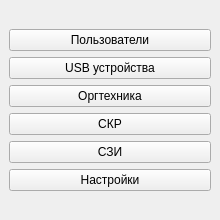
Old version of the form View/Start_menu/Start_menu.ui in the repository Valera-cyber/Helper.
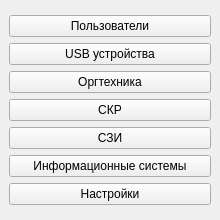
New version of the form.

Commit message: inf_system

What changed in the file:
```diff
--- a/View/Start_menu/Start_menu.ui
+++ b/View/Start_menu/Start_menu.ui
@@ -2,6 +2,14 @@
 <ui version="4.0">
  <class>MainWindow</class>
  <widget class="QMainWindow" name="MainWindow">
+  <property name="geometry">
+   <rect>
+    <x>0</x>
+    <y>0</y>
+    <width>220</width>
+    <height>220</height>
+   </rect>
+  </property>
   <property name="minimumSize">
    <size>
     <width>220</width>
@@ -56,6 +64,13 @@
         </property>
        </widget>
       </item>
+      <item>
+       <widget class="QPushButton" name="btn_system">
+        <property name="text">
+         <string>Информационные системы</string>
+        </property>
+       </widget>
+      </item>
       <item>
        <widget class="QPushButton" name="btn_setting">
         <property name="text">
```
The commit also changes 11 other files.
